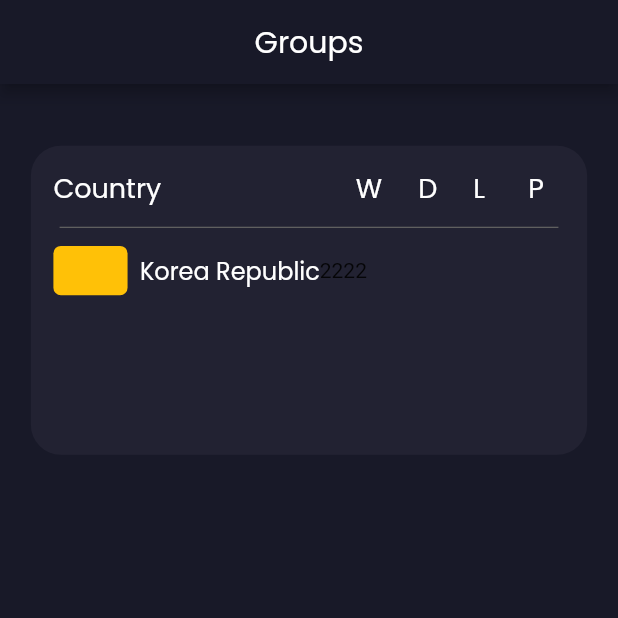
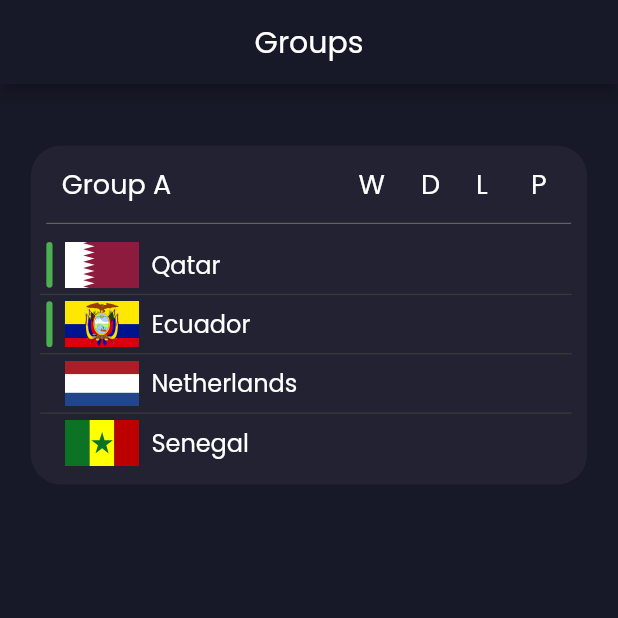
Before and after one commit to thejorabek/fifa_world_cup, a Flutter app: the screen it shows after launch, on a phone screen of 412 x 824 dp, the top half of it. Run offline on Flutter 3.47's test engine with Material 2 defaults, Android fonts, the phone set to English and light mode, and no system bars; our stand-ins replace flutter_svg.

Commit message:
Some changes

```diff
--- a/lib/views/groups_page.dart
+++ b/lib/views/groups_page.dart
@@ -31,15 +31,15 @@ class _GroupsPageState extends State<GroupsPage> {
           SizedBox(height: height * .05),
           Container(
             width: width * .9,
-            height: height * .25,
+            height: height * .274,
             decoration: BoxDecoration(color: MyColors.secondColor, borderRadius: BorderRadius.circular(20)),
             child: Padding(
-              padding: const EdgeInsets.all(15),
+              padding: EdgeInsets.symmetric(vertical: height * .015, horizontal: width * .015),
               child: Column(crossAxisAlignment: CrossAxisAlignment.start, children: [
                 Row(
                   children: [
                     Text(
-                      'Country                           W     D     L      P',
+                      '   Group A                          W     D     L      P',
                       style: MyFonts.poppinsRegular.copyWith(fontSize: 18, color: Colors.white),
                     ),
                   ],
@@ -48,27 +48,104 @@ class _GroupsPageState extends State<GroupsPage> {
                   height: height * .03,
                   color: Colors.grey[700],
                   thickness: width * .002,
-                  endIndent: width * .01,
+                  endIndent: width * .011,
                   indent: width * .01,
                 ),
                 Row(
                   children: [
+                    SizedBox(width: width * .01),
                     Container(
-                      height: height * .04,
+                        height: height * .037,
+                        width: width * .01,
+                        decoration: BoxDecoration(color: Colors.green, borderRadius: BorderRadius.circular(5))),
+                    SizedBox(width: width * .02),
+                    Container(
+                      height: height * .037,
                       width: width * .12,
-                      decoration: BoxDecoration(borderRadius: BorderRadius.circular(5), color: Colors.amber),
+                      decoration: BoxDecoration(borderRadius: BorderRadius.circular(10)),
+                      child: SvgPicture.asset(
+                        'assets/svg/flags/qatar.svg',
+                        fit: BoxFit.cover,
+                      ),
                     ),
                     SizedBox(width: width * .02),
                     Text(
-                      'Korea Republic',
+                      'Qatar',
                       style: MyFonts.poppinsRegular.copyWith(fontSize: 16, color: Colors.white, fontWeight: FontWeight.w500),
                     ),
-                    Text('2',style: TextStyle(),),
-                    Text('2'),
-                    Text('2'),
-                    Text('2'),
                   ],
-                )
+                ),
+                SizedBox(height: height * .005),
+                Container(width: width * .86, height: height * .001, color: Color.fromARGB(255, 57, 57, 57)),
+                SizedBox(height: height * .005),
+                Row(
+                  children: [
+                    SizedBox(width: width * .01),
+                    Container(
+                        height: height * .037,
+                        width: width * .01,
+                        decoration: BoxDecoration(color: Colors.green, borderRadius: BorderRadius.circular(5))),
+                    SizedBox(width: width * .02),
+                    Container(
+                      height: height * .037,
+                      width: width * .12,
+                      decoration: BoxDecoration(borderRadius: BorderRadius.circular(10)),
+                      child: SvgPicture.asset(
+                        'assets/svg/flags/ecuador.svg',
+                        fit: BoxFit.cover,
+                      ),
+                    ),
+                    SizedBox(width: width * .02),
+                    Text(
+                      'Ecuador',
+                      style: MyFonts.poppinsRegular.copyWith(fontSize: 16, color: Colors.white, fontWeight: FontWeight.w500),
+                    ),
+                  ],
+                ),
+                SizedBox(height: height * .005),
+                Container(width: width * .86, height: height * .001, color: Color.fromARGB(255, 57, 57, 57)),
+                SizedBox(height: height * .005),
+                Row(
+                  children: [
+                    SizedBox(width: width * .04),
+                    Container(
+                      height: height * .037,
+                      width: width * .12,
+                      decoration: BoxDecoration(borderRadius: BorderRadius.circular(10)),
+                      child: SvgPicture.asset(
+                        'assets/svg/flags/netherlands.svg',
+                        fit: BoxFit.cover,
+                      ),
+                    ),
+                    SizedBox(width: width * .02),
+                    Text(
+                      'Netherlands',
+                      style: MyFonts.poppinsRegular.copyWith(fontSize: 16, color: Colors.white, fontWeight: FontWeight.w500),
+                    ),
+                  ],
+                ),
+                SizedBox(height: height * .005),
+                Container(width: width * .86, height: height * .001, color: Color.fromARGB(255, 57, 57, 57)),
+                SizedBox(height: height * .005),
+                Row(
+                  children: [
+                    SizedBox(width: width * .04),
+                    Container(
+                      height: height * .037,
+                      width: width * .12,
+                      decoration: BoxDecoration(borderRadius: BorderRadius.circular(10)),
+                      child: SvgPicture.asset(
+                        'assets/svg/flags/senegal.svg',
+                        fit: BoxFit.cover,
+                      ),
+                    ),
+                    SizedBox(width: width * .02),
+                    Text(
+                      'Senegal',
+                      style: MyFonts.poppinsRegular.copyWith(fontSize: 16, color: Colors.white, fontWeight: FontWeight.w500),
+                    ),
+                  ],
+                ),
               ]),
             ),
           )
--- a/pubspec.yaml
+++ b/pubspec.yaml
@@ -29,7 +29,7 @@ flutter:
 
   assets:
     - assets/images/
-    - assets/svg/
+    - assets/svg/flags/
     - assets/lotties/
     - assets/languages/
     - assets/fonts/
```
Also changed, not shown: lib/utils/constants/colors.dart (line endings or trailing spaces).
